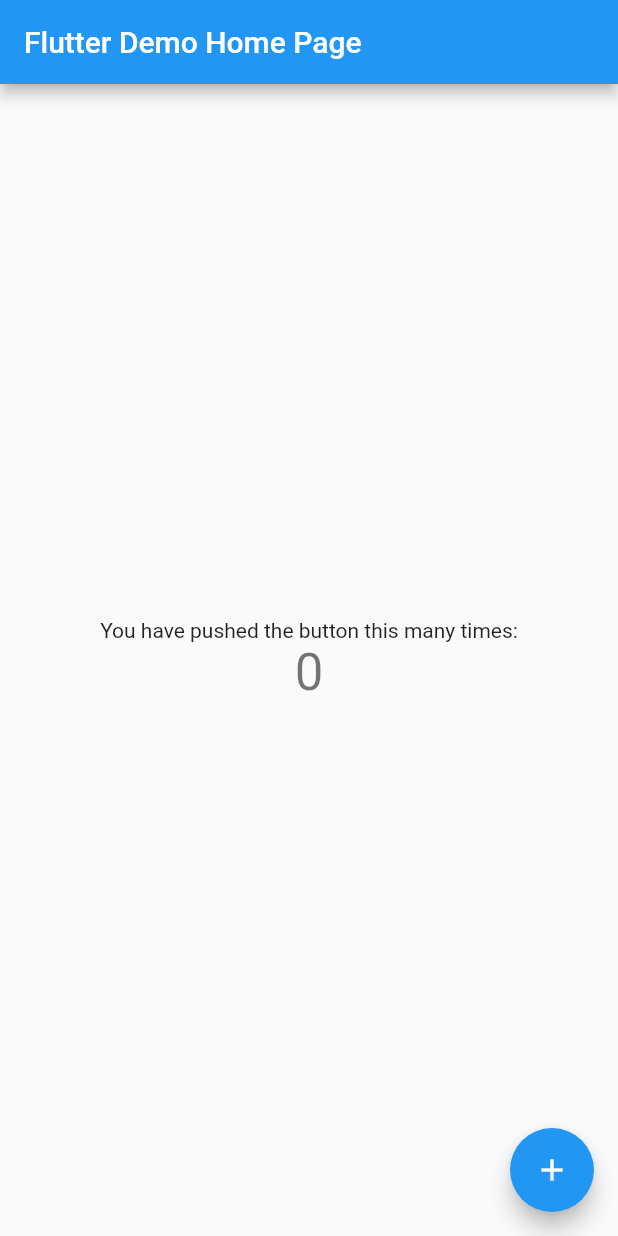
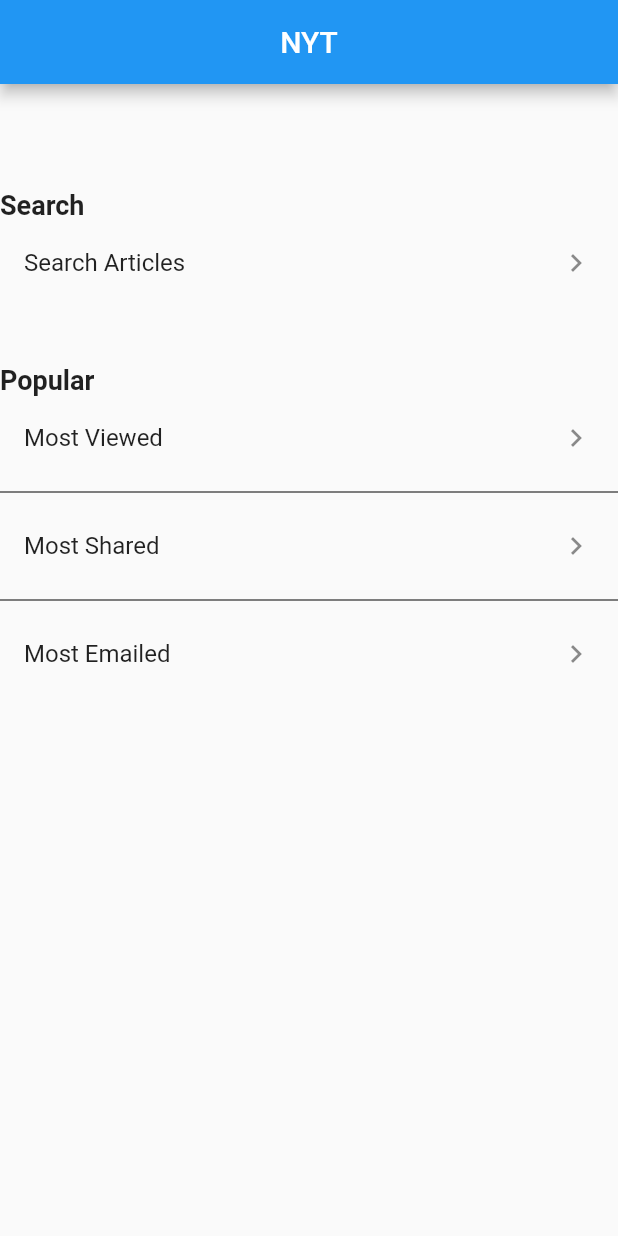
Before and after one commit to Ameer-Fares/NY-News-Flutter, a Flutter app: the screen it shows after launch, on a phone screen of 412 x 824 dp. Run offline on Flutter 3.47's test engine with Material 2 defaults, Android fonts, the phone set to English and light mode, and no system bars; our stand-ins replace rxdart.

Commit message:
creating the inital pages creating the routing for pages connecting the app to the required APIs displaying resulted data in the results screen

```diff
--- a/lib/main.dart
+++ b/lib/main.dart
@@ -1,113 +1,53 @@
 import 'package:flutter/material.dart';
+import 'package:ny_news_flutter/screens/ArticlesPage.dart';
+import 'package:ny_news_flutter/screens/HomePage.dart';
+import 'package:ny_news_flutter/screens/SearchPage.dart';
+import 'package:ny_news_flutter/src/blocs/articles_provider.dart';
 
 void main() {
   runApp(MyApp());
 }
 
 class MyApp extends StatelessWidget {
-  // This widget is the root of your application.
   @override
   Widget build(BuildContext context) {
-    return MaterialApp(
-      title: 'Flutter Demo',
-      theme: ThemeData(
-        // This is the theme of your application.
-        //
-        // Try running your application with "flutter run". You'll see the
-        // application has a blue toolbar. Then, without quitting the app, try
-        // changing the primarySwatch below to Colors.green and then invoke
-        // "hot reload" (press "r" in the console where you ran "flutter run",
-        // or simply save your changes to "hot reload" in a Flutter IDE).
-        // Notice that the counter didn't reset back to zero; the application
-        // is not restarted.
-        primarySwatch: Colors.blue,
+    return ArticlesProvider(
+      child: MaterialApp(
+        debugShowCheckedModeBanner: false,
+        title: 'NYT',
+        theme: ThemeData(
+          primarySwatch: Colors.blue,
+        ),
+        onGenerateRoute: routes,
       ),
-      home: MyHomePage(title: 'Flutter Demo Home Page'),
     );
   }
-}
 
-class MyHomePage extends StatefulWidget {
-  MyHomePage({Key? key, required this.title}) : super(key: key);
-
-  // This widget is the home page of your application. It is stateful, meaning
-  // that it has a State object (defined below) that contains fields that affect
-  // how it looks.
-
-  // This class is the configuration for the state. It holds the values (in this
-  // case the title) provided by the parent (in this case the App widget) and
-  // used by the build method of the State. Fields in a Widget subclass are
-  // always marked "final".
-
-  final String title;
-
-  @override
-  _MyHomePageState createState() => _MyHomePageState();
-}
-
-class _MyHomePageState extends State<MyHomePage> {
-  int _counter = 0;
-
-  void _incrementCounter() {
-    setState(() {
-      // This call to setState tells the Flutter framework that something has
-      // changed in this State, which causes it to rerun the build method below
-      // so that the display can reflect the updated values. If we changed
-      // _counter without calling setState(), then the build method would not be
-      // called again, and so nothing would appear to happen.
-      _counter++;
-    });
-  }
-
-  @override
-  Widget build(BuildContext context) {
-    // This method is rerun every time setState is called, for instance as done
-    // by the _incrementCounter method above.
-    //
-    // The Flutter framework has been optimized to make rerunning build methods
-    // fast, so that you can just rebuild anything that needs updating rather
-    // than having to individually change instances of widgets.
-    return Scaffold(
-      appBar: AppBar(
-        // Here we take the value from the MyHomePage object that was created by
-        // the App.build method, and use it to set our appbar title.
-        title: Text(widget.title),
-      ),
-      body: Center(
-        // Center is a layout widget. It takes a single child and positions it
-        // in the middle of the parent.
-        child: Column(
-          // Column is also a layout widget. It takes a list of children and
-          // arranges them vertically. By default, it sizes itself to fit its
-          // children horizontally, and tries to be as tall as its parent.
-          //
-          // Invoke "debug painting" (press "p" in the console, choose the
-          // "Toggle Debug Paint" action from the Flutter Inspector in Android
-          // Studio, or the "Toggle Debug Paint" command in Visual Studio Code)
-          // to see the wireframe for each widget.
-          //
-          // Column has various properties to control how it sizes itself and
-          // how it positions its children. Here we use mainAxisAlignment to
-          // center the children vertically; the main axis here is the vertical
-          // axis because Columns are vertical (the cross axis would be
-          // horizontal).
-          mainAxisAlignment: MainAxisAlignment.center,
-          children: <Widget>[
-            Text(
-              'You have pushed the button this many times:',
-            ),
-            Text(
-              '$_counter',
-              style: Theme.of(context).textTheme.headline4,
-            ),
-          ],
-        ),
-      ),
-      floatingActionButton: FloatingActionButton(
-        onPressed: _incrementCounter,
-        tooltip: 'Increment',
-        child: Icon(Icons.add),
-      ), // This trailing comma makes auto-formatting nicer for build methods.
-    );
+  Route routes(RouteSettings settings) {
+    if (settings.name == '/') {
+      return MaterialPageRoute(
+        builder: (context) {
+          return HomePage(title: 'NYT');
+        },
+      );
+    } else if (settings.name == '/search') {
+      return MaterialPageRoute(
+        builder: (context) {
+          return SearchPage();
+        },
+      );
+    } else if (settings.name == '/articleslist') {
+      return MaterialPageRoute(
+        builder: (context) {
+          return ArticlesPage();
+        },
+      );
+    } else {
+      return MaterialPageRoute(
+        builder: (context) {
+          return HomePage(title: 'NYT');
+        },
+      );
+    }
   }
 }
--- /dev/null
+++ b/lib/screens/HomePage.dart
@@ -0,0 +1,60 @@
+import 'package:flutter/material.dart';
+import 'package:ny_news_flutter/screens/SearchPage.dart';
+import 'package:ny_news_flutter/src/blocs/articles_bloc.dart';
+import 'package:ny_news_flutter/src/blocs/articles_provider.dart';
+
+class HomePage extends StatelessWidget {
+  HomePage({Key? key, required this.title}) : super(key: key);
+  final String title;
+  final menuItems = ['Most Viewed', 'Most Shared', 'Most Emailed'];
+  late ArticlesBloc bloc;
+  @override
+  Widget build(BuildContext context) {
+    bloc = ArticlesProvider.of(context);
+    return Scaffold(
+        appBar: AppBar(
+          // Here we take the value from the MyHomePage object that was created by
+          // the App.build method, and use it to set our appbar title.
+          title: Center(child: Text(title)),
+        ),
+        body: ListView(
+          children: [
+            Container(height: 70),
+            Text(
+              'Search',
+              style: TextStyle(fontWeight: FontWeight.bold, fontSize: 18),
+            ),
+            ListTile(
+                title: Text('Search Articles'),
+                trailing: Icon(Icons.navigate_next),
+                onTap: () => Navigator.pushNamed(context, '/search')),
+            Container(
+              height: 40,
+            ),
+            Text(
+              'Popular',
+              style: TextStyle(fontWeight: FontWeight.bold, fontSize: 18),
+            ),
+            ListView.separated(
+              separatorBuilder: (context, index) {
+                return Divider(
+                  color: Colors.black,
+                );
+              },
+              shrinkWrap: true,
+              itemCount: menuItems.length,
+              itemBuilder: (context, index) {
+                return ListTile(
+                  title: Text(menuItems[index]),
+                  trailing: Icon(Icons.navigate_next),
+                  onTap: () {
+                    bloc.fetchPopular(menuItems[index],'1');
+                    Navigator.pushNamed(context, '/articleslist');
+                  },
+                );
+              },
+            )
+          ],
+        ));
+  }
+}
--- /dev/null
+++ b/lib/src/blocs/articles_bloc.dart
@@ -0,0 +1,38 @@
+import 'package:ny_news_flutter/src/models/article.dart';
+import 'package:ny_news_flutter/src/resources/Repository.dart';
+import 'package:rxdart/rxdart.dart';
+
+class ArticlesBloc {
+  final _repo = Repository();
+
+  ArticlesBloc() {
+    //setup item fetcher if needed here
+  }
+
+  final _articlesList = PublishSubject<List<Article>>();
+
+  Stream<List<Article>> get articlesList => _articlesList.stream;
+
+  searchArticles(String query) async {
+    var articlesList = await _repo.searchArticles(query);
+    _articlesList.sink.add(articlesList);
+  }
+
+  fetchPopular(String articalType, String period) async {
+    var type = '';
+    switch (articalType) {
+      case 'Most Viewed':
+        type = 'viewed';
+        break;
+      case 'Most Shared':
+        type = 'shared';
+        break;
+      case 'Most Emailed':
+        type = 'emailed';
+        break;
+    }
+
+    var articlesList = await _repo.fetchPopular(type, period);
+    _articlesList.sink.add(articlesList);
+  }
+}
--- /dev/null
+++ b/lib/src/blocs/articles_provider.dart
@@ -0,0 +1,18 @@
+import 'package:flutter/cupertino.dart';
+
+import 'articles_bloc.dart';
+
+class ArticlesProvider extends InheritedWidget {
+  final ArticlesBloc bloc;
+
+  ArticlesProvider({Key? key, required Widget child})
+      : bloc = ArticlesBloc(),
+        super(key: key, child: child);
+
+  bool updateShouldNotify(_) => true;
+
+  static ArticlesBloc of(BuildContext context) {
+    return (context.dependOnInheritedWidgetOfExactType<ArticlesProvider>())!
+        .bloc;
+  }
+}
--- /dev/null
+++ b/lib/src/resources/articles_db_provider.dart
@@ -0,0 +1,20 @@
+import 'package:ny_news_flutter/src/models/article.dart';
+import 'package:ny_news_flutter/src/resources/Repository.dart';
+
+class ArticlesDbProvider implements Source, Cache {
+
+
+  @override
+  Future<List<Article>> searchArticles(String searchQuery) async {
+    List<Article> articles = new List.empty(growable: true);
+
+    return articles;
+  }
+
+  @override
+  Future<List<Article>> fetchPopular(String articalType, String period) async {
+    List<Article> articles = new List.empty(growable: true);
+
+    return articles;
+  }
+}
```
Also changed, not shown: lib/screens/ArticlesPage.dart (added, +36 -0 lines), lib/screens/SearchPage.dart (added, +52 -0 lines), lib/src/models/article.dart (added, +21 -0 lines), lib/src/resources/Repository.dart (added, +52 -0 lines), lib/src/resources/articles_api_provider.dart (added, +58 -0 lines), lib/widgets/loading_container.dart (added, +16 -0 lines), pubspec.yaml (+7 -0 lines), pubspec.lock, 1 other file.
